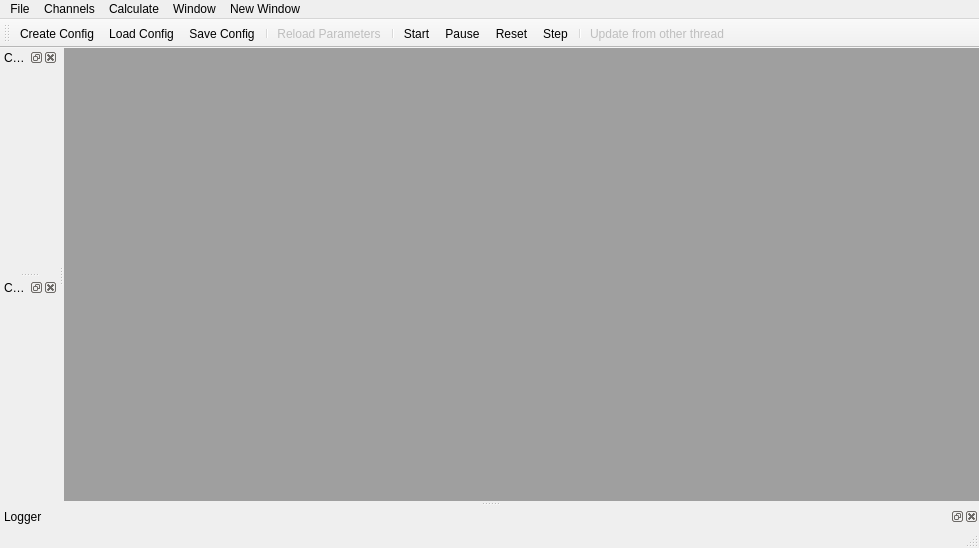
Qt form GUI/Qt/UGEngineControllWidget.ui (aicommunity/Rdk) before a commit.
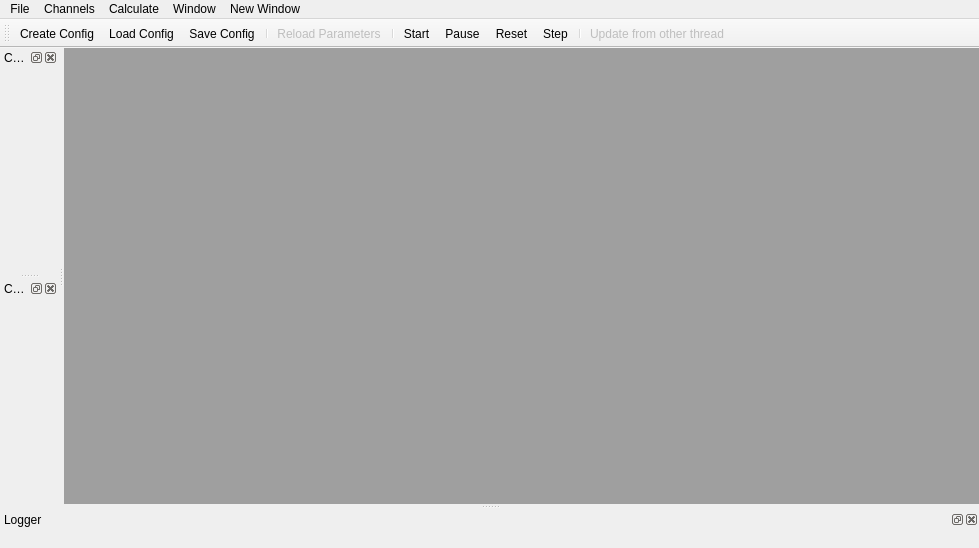
The same form after that commit.

```diff
--- a/GUI/Qt/UGEngineControllWidget.ui
+++ b/GUI/Qt/UGEngineControllWidget.ui
@@ -14,7 +14,7 @@
    <string>UGEngineControllWidget</string>
   </property>
   <widget class="QWidget" name="centralWidget">
-   <layout class="QHBoxLayout" name="horizontalLayout">
+   <layout class="QVBoxLayout" name="verticalLayoutCentralWidget">
     <property name="leftMargin">
      <number>0</number>
     </property>
@@ -169,7 +169,11 @@
    <addaction name="separator"/>
    <addaction name="actionUpdateFromOtherthread"/>
   </widget>
-  <widget class="QStatusBar" name="statusBar"/>
+  <widget class="QStatusBar" name="statusBar">
+   <property name="sizeGripEnabled">
+    <bool>false</bool>
+   </property>
+  </widget>
   <widget class="QDockWidget" name="dockWidgetComponentsList">
    <property name="windowTitle">
     <string>Components list</string>
```
Left out of the diff: 2 changed lines with no effect on the pictures.
